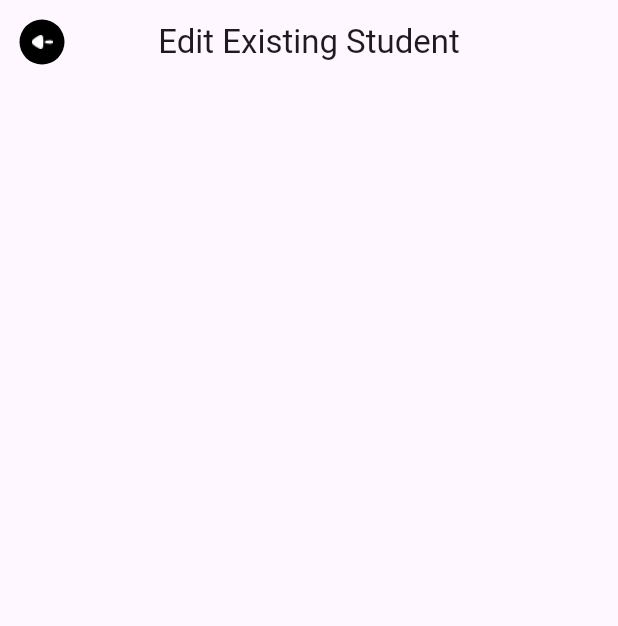
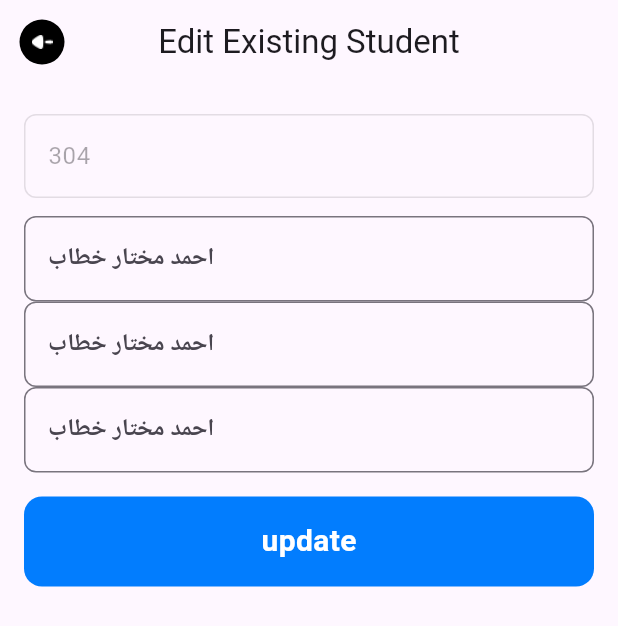
Before and after one commit to abd0-kha1ed/attendance-system, a Flutter app: the EditExistingStudent screen opened by its route, on a phone screen of 412 x 824 dp. Shown: the top 626 px of the screen. Run offline on Flutter 3.47's test engine with Material 3 defaults, Android fonts, the phone set to English and light mode, and no system bars; our stand-ins replace font_awesome_flutter, go_router.

Commit message:
create edit Student until some of update

```diff
--- a/lib/core/widgets/custom_text_filed.dart
+++ b/lib/core/widgets/custom_text_filed.dart
@@ -4,15 +4,20 @@ import 'package:flutter/material.dart';
 class CustomTextField extends StatelessWidget {
   const CustomTextField(
       {super.key,
-      required this.labelText,
+      this.labelText,
       this.iconButton,
-      this.obscureText = false});
-  final String labelText;
+      this.obscureText = false,
+      this.enabled = true,
+      this.hintText});
+  final String? labelText;
   final IconButton? iconButton;
   final bool obscureText;
+  final bool enabled;
+  final String? hintText;
   @override
   Widget build(BuildContext context) {
     return TextFormField(
+      enabled: enabled,
       obscureText: obscureText,
       validator: (value) {
         if (value!.isEmpty) {
@@ -21,6 +26,8 @@ class CustomTextField extends StatelessWidget {
         return null;
       },
       decoration: InputDecoration(
+        hintText: hintText,
+        hintStyle: const TextStyle(fontWeight: FontWeight.bold),
         suffixIcon: iconButton,
         labelText: labelText,
         border: OutlineInputBorder(
--- a/lib/feature/edit_existing_student/prisentation/view/edit_existing_student.dart
+++ b/lib/feature/edit_existing_student/prisentation/view/edit_existing_student.dart
@@ -1,4 +1,5 @@
 import 'package:attendance/core/widgets/custom_lift_arrow.dart';
+import 'package:attendance/feature/edit_existing_student/prisentation/view/widgets/edit_existing_student_body.dart';
 import 'package:flutter/material.dart';
 
 class EditExistingStudent extends StatelessWidget {
@@ -21,6 +22,7 @@ class EditExistingStudent extends StatelessWidget {
           ),
         ),
       ),
+      body: EditExistingStudentbody(),
     );
   }
 }
--- /dev/null
+++ b/lib/feature/edit_existing_student/prisentation/view/widgets/edit_existing_student_body.dart
@@ -0,0 +1,43 @@
+import 'package:attendance/core/widgets/custom_container.dart';
+import 'package:attendance/core/widgets/custom_text_filed.dart';
+import 'package:flutter/material.dart';
+
+class EditExistingStudentbody extends StatelessWidget {
+  EditExistingStudentbody({super.key});
+  final GlobalKey<FormState> formkey = GlobalKey();
+  @override
+  Widget build(BuildContext context) {
+    return Padding(
+      padding: const EdgeInsets.symmetric(horizontal: 16),
+      child: Form(
+        key: formkey,
+        child: ListView(
+          children: [
+            const SizedBox(
+              height: 20,
+            ),
+            const CustomTextField(
+              labelText: '304',
+              enabled: false,
+            ),
+            const SizedBox(
+              height: 12,
+            ),
+            const CustomTextField(hintText: "احمد مختار خطاب"),
+            const CustomTextField(hintText: "احمد مختار خطاب"),
+            const CustomTextField(hintText: "احمد مختار خطاب"),
+            const SizedBox(
+              height: 16,
+            ),
+            CustomContainer(
+              text: 'update',
+              onTap: () {
+                if (formkey.currentState!.validate()) {}
+              },
+            )
+          ],
+        ),
+      ),
+    );
+  }
+}
```
